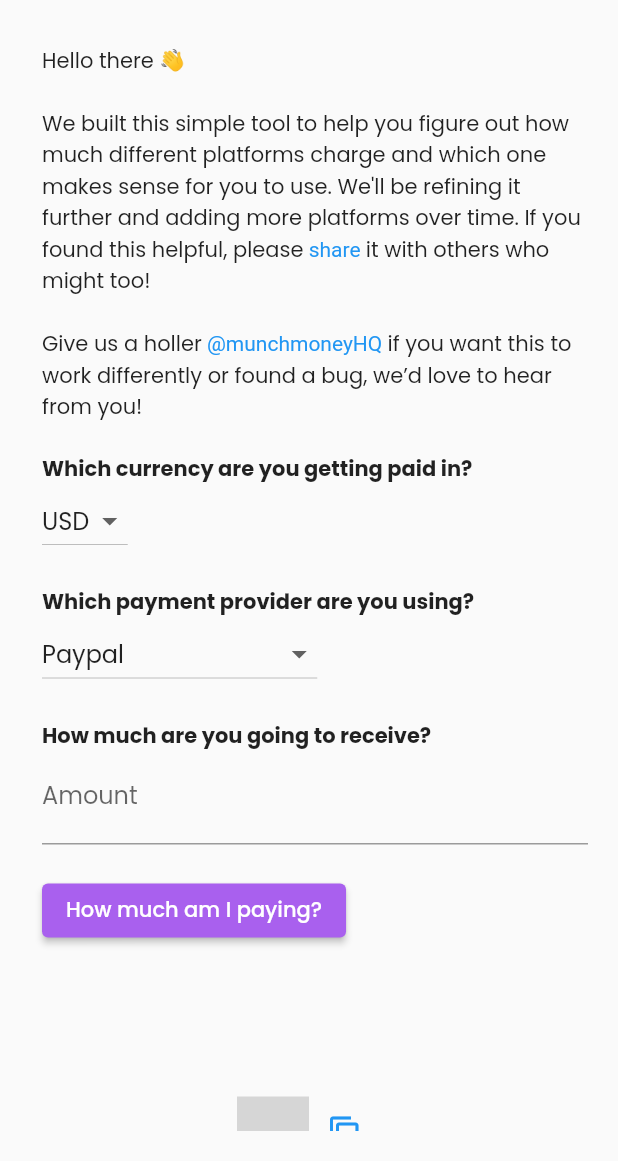
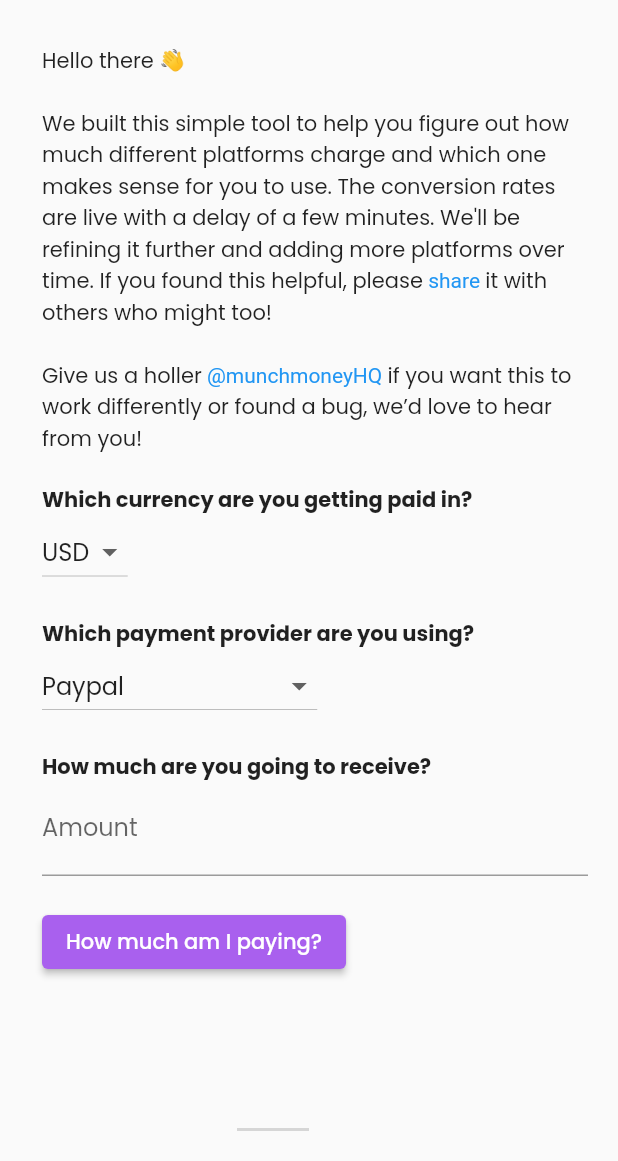
Before and after one commit to munch-money/drops, a Flutter app: the screen it shows after launch, on a phone screen of 412 x 824 dp, the part 75-1236 px from its top. Run offline on Flutter 3.47's test engine with Material 2 defaults, Android fonts, the phone set to English and light mode, and no system bars; our stand-ins replace flutter_svg, google_fonts; missing offline and left inert: mixpanel_analytics, share_everywhere; grey boxes are pictures that could not be loaded.

Commit message:
Updated copy to rconvey live conversion rates

```diff
--- a/lib/main.dart
+++ b/lib/main.dart
@@ -141,7 +141,7 @@ class _MyHomePageState extends State<MyHomePage> {
                                     children: <TextSpan>[
                                       TextSpan(
                                           text:
-                                              '\n\nWe built this simple tool to help you figure out how much different platforms charge and which one makes sense for you to use. We\'ll be refining it further and adding more platforms over time. If you found this helpful, please'
+                                              '\n\nWe built this simple tool to help you figure out how much different platforms charge and which one makes sense for you to use. The conversion rates are live with a delay of a few minutes. We\'ll be refining it further and adding more platforms over time. If you found this helpful, please'
 
                                           // style: textstyle
                                           ),
```
